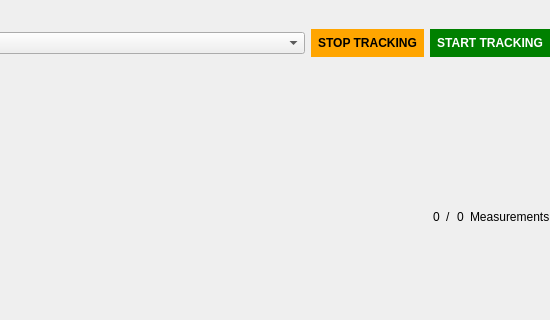
This is gnavs/gui/recording/recording.ui in b-lack/qgis-gnavs-plugin as Qt 5 draws it before an edit; both pictures show x 271 to 821 and y 0 to 320 of the 821 by 402 pixel window. The edited form follows.
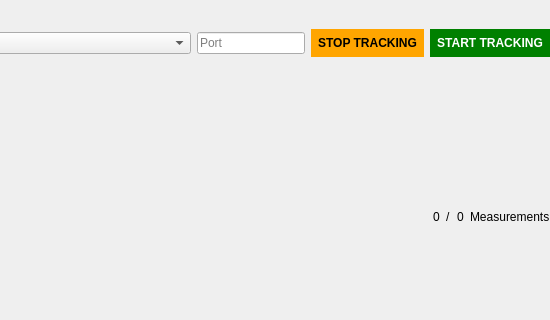
This is the edited form.

Commit message: add port input when selecting localhost

The edit to the form file:
```diff
--- a/gnavs/gui/recording/recording.ui
+++ b/gnavs/gui/recording/recording.ui
@@ -104,6 +104,28 @@
        <item>
         <widget class="QComboBox" name="lfbSerialPortList"/>
        </item>
+       <item>
+        <widget class="QLineEdit" name="lfbServerPort">
+         <property name="sizePolicy">
+          <sizepolicy hsizetype="Fixed" vsizetype="Fixed">
+           <horstretch>0</horstretch>
+           <verstretch>0</verstretch>
+          </sizepolicy>
+         </property>
+         <property name="minimumSize">
+          <size>
+           <width>20</width>
+           <height>0</height>
+          </size>
+         </property>
+         <property name="maxLength">
+          <number>4</number>
+         </property>
+         <property name="placeholderText">
+          <string>Port</string>
+         </property>
+        </widget>
+       </item>
        <item>
         <widget class="QPushButton" name="lfbCancelCoordinatesBtn">
          <property name="sizePolicy">
```
The commit also changes 1 other file.
